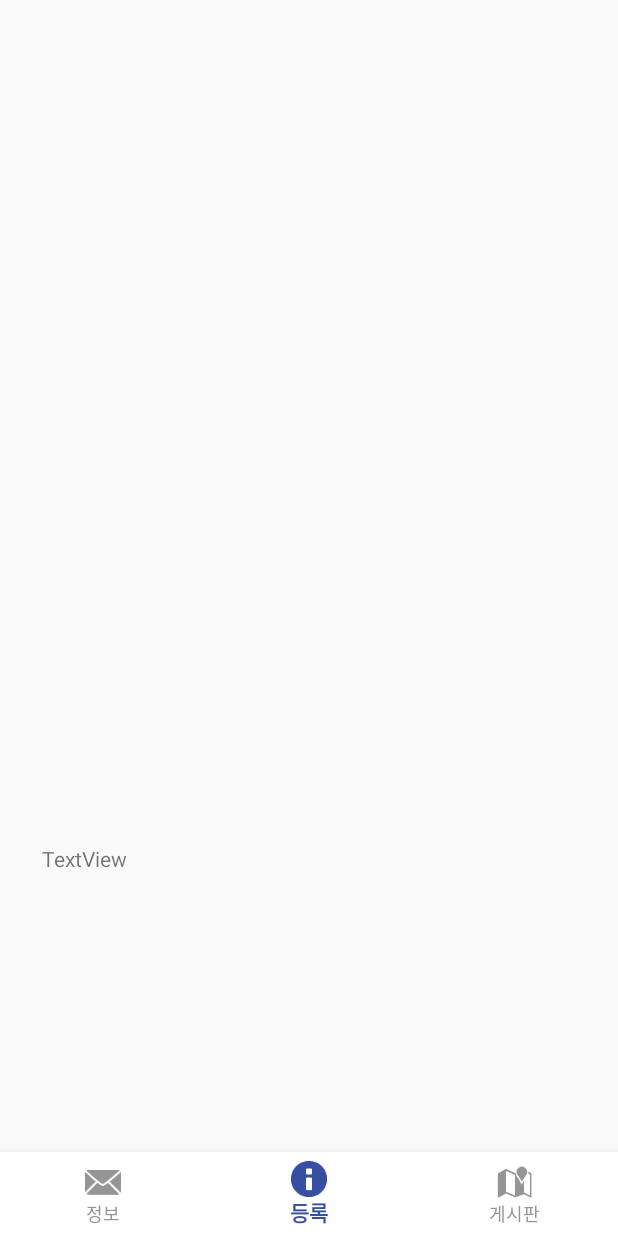
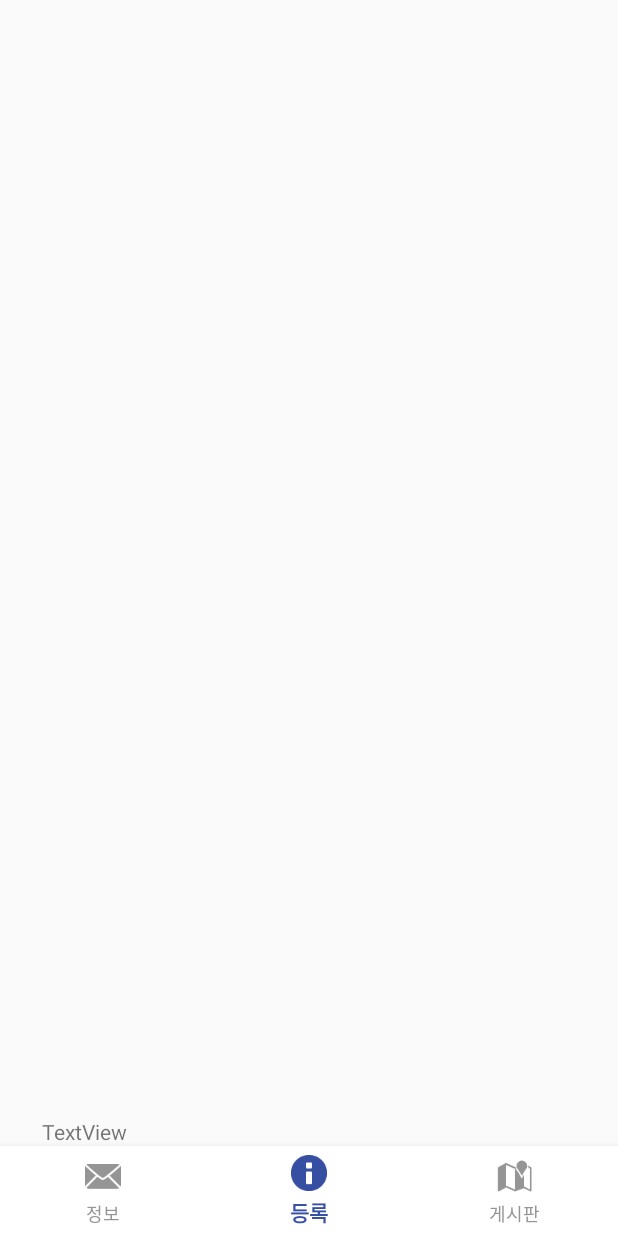
Before and after one commit to MMMMins/concord, an Android app: the MainActivity screen opened directly, with no data from a screen before it, item 2 of the bottom bar chosen, on a phone screen of 412 x 824 dp. Run offline under Robolectric (Android 15) with nearby library versions, the phone set to English and light mode, and no system bars; pictures from the network do not load; 1 statement that could not run was skipped.

Commit message:
단순 디자인 옵션 변경

```diff
--- a/app/src/main/res/layout/activity_main.xml
+++ b/app/src/main/res/layout/activity_main.xml
@@ -8,13 +8,14 @@
 
     <FrameLayout
         android:id="@+id/navMain"
-        android:layout_width="413dp"
-        android:layout_height="642dp" />
+        android:layout_width="match_parent"
+        android:layout_height="match_parent"
+        app:layout_constraintBottom_toBottomOf="parent" />
 
     <com.google.android.material.bottomnavigation.BottomNavigationView
         android:id="@+id/bottomNav"
         android:layout_width="match_parent"
-        android:layout_height="wrap_content"
+        android:layout_height="60dp"
         android:background="@color/white"
         android:elevation="10dp"
         app:itemBackground="@color/white"
```
Also changed, not shown: app/src/main/res/layout/activity_load.xml (+5 -3 lines).
